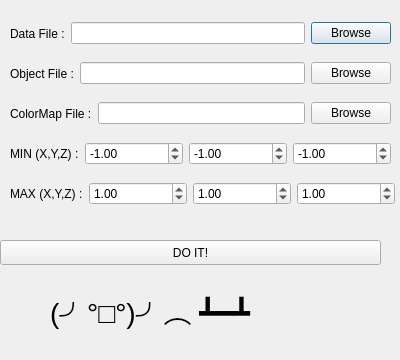
The window that datadialog.ui (leRoderic/Graphics_20) describes before a commit, drawn with Qt 5.
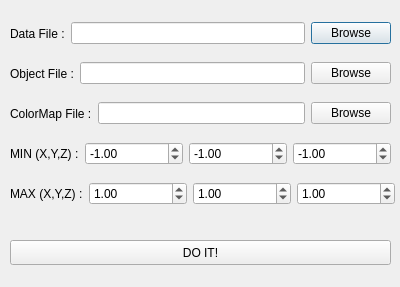
The same window after the commit.

The edit to the form file:
```diff
--- a/datadialog.ui
+++ b/datadialog.ui
@@ -7,7 +7,7 @@
     <x>0</x>
     <y>0</y>
     <width>400</width>
-    <height>360</height>
+    <height>287</height>
    </rect>
   </property>
   <property name="windowTitle">
@@ -191,7 +191,7 @@
   <widget class="QPushButton" name="doItBt">
    <property name="geometry">
     <rect>
-     <x>0</x>
+     <x>10</x>
      <y>240</y>
      <width>381</width>
      <height>25</height>
@@ -201,24 +201,6 @@
     <string>DO IT!</string>
    </property>
   </widget>
-  <widget class="QLabel" name="label_3">
-   <property name="geometry">
-    <rect>
-     <x>50</x>
-     <y>280</y>
-     <width>241</width>
-     <height>61</height>
-    </rect>
-   </property>
-   <property name="font">
-    <font>
-     <pointsize>21</pointsize>
-    </font>
-   </property>
-   <property name="text">
-    <string>(╯°□°)╯︵ ┻━┻</string>
-   </property>
-  </widget>
   <widget class="QWidget" name="layoutWidget_4">
    <property name="geometry">
     <rect>
```
